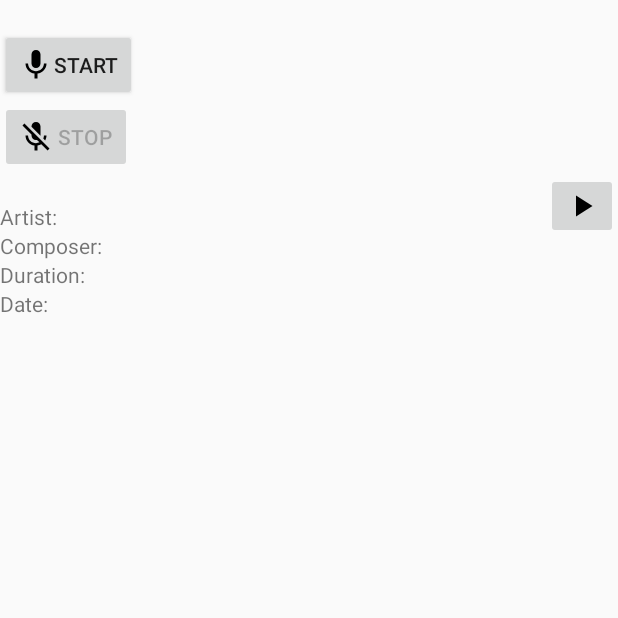
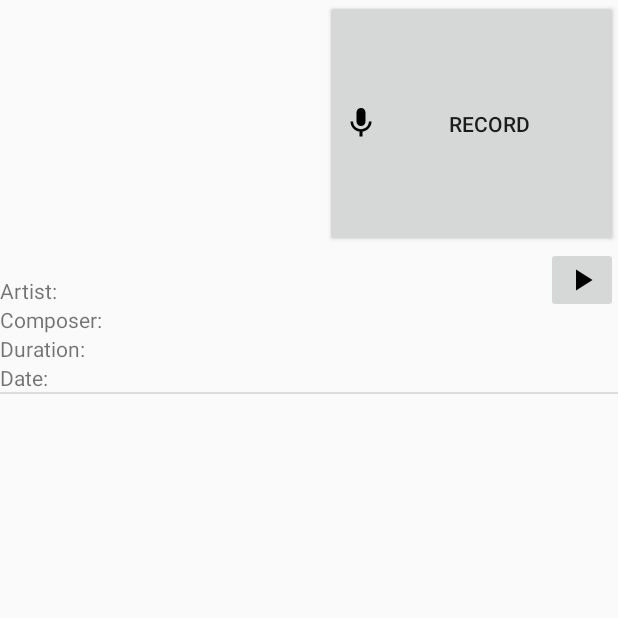
Before and after one commit to rootmos/audio-journal, an Android app: the screen it shows after launch (MainActivity), on a phone screen of 412 x 824 dp, the top half of it. Run offline under Robolectric (Android 15) with nearby library versions, the phone set to English and light mode, and no system bars; libraries missing offline, so code that uses them is left out: com.amazonaws.auth, com.amazonaws.regions, com.amazonaws.services, net.sourceforge.javaflacencoder; 12 statements that could not run were skipped.

Commit message:
Bigger and overlaid record/stop button

```diff
--- a/android/app/src/main/java/MainActivity.java
+++ b/android/app/src/main/java/MainActivity.java
@@ -187,7 +187,9 @@ public class MainActivity extends Activity {
         state = State.RECORDING;
         status_text.setText("Recording!");
         stop_button.setEnabled(true);
+        stop_button.setVisibility(View.VISIBLE);
         start_button.setEnabled(false);
+        start_button.setVisibility(View.GONE);
 
         Log.i(TAG, "state: recording");
     }
@@ -203,7 +205,9 @@ public class MainActivity extends Activity {
         state = State.IDLE;
         status_text.setText("Not recording");
         stop_button.setEnabled(false);
+        stop_button.setVisibility(View.GONE);
         start_button.setEnabled(true);
+        start_button.setVisibility(View.VISIBLE);
 
         Log.i(TAG, "state: recording -> idle");
     }
--- a/android/app/src/main/res/layout/activity_main.xml
+++ b/android/app/src/main/res/layout/activity_main.xml
@@ -1,33 +1,52 @@
 <?xml version="1.0" encoding="utf-8"?>
 <LinearLayout
     xmlns:android="http://schemas.android.com/apk/res/android"
+    xmlns:app="http://schemas.android.com/apk/res-auto"
+    xmlns:tools="http://schemas.android.com/tools"
     android:layout_width="match_parent"
     android:layout_height="match_parent"
     android:orientation="vertical" >
 
+    <LinearLayout
+        android:layout_width="match_parent"
+        android:layout_height="0dp"
+        android:layout_weight="20"
+        android:orientation="horizontal">
+
         <TextView
             android:id="@+id/status"
+            android:layout_width="0dp"
+            android:layout_height="wrap_content"
+            android:layout_weight="70" />
+
+        <LinearLayout
             android:layout_width="wrap_content"
-        android:layout_height="wrap_content" />
+            android:layout_height="match_parent"
+            android:layout_weight="30"
+            android:orientation="vertical">
 
             <Button
                 android:id="@+id/start"
-        android:layout_width="wrap_content"
-        android:layout_height="wrap_content"
-        android:drawableLeft="@drawable/record"
-        android:text="Start" />
+                android:layout_width="match_parent"
+                android:layout_height="match_parent"
+                android:drawableStart="@drawable/start_recording"
+                android:text="@string/start_recording" />
 
             <Button
                 android:id="@+id/stop"
-        android:layout_width="wrap_content"
-        android:layout_height="wrap_content"
-        android:text="Stop"
-        android:drawableLeft="@drawable/stop_recording"
-        android:enabled="false" />
+                android:layout_width="match_parent"
+                android:layout_height="match_parent"
+                android:drawableStart="@drawable/stop_recording"
+                android:text="@string/stop_recording"
+                android:enabled="false"
+                android:visibility="gone" />
+        </LinearLayout>
+    </LinearLayout>
 
     <ListView
         android:id="@+id/sounds"
         android:layout_width="match_parent"
-        android:layout_height="wrap_content" />
+        android:layout_height="0dp"
+        android:layout_weight="80" />
 
 </LinearLayout>
--- a/android/app/src/main/res/values/strings.xml
+++ b/android/app/src/main/res/values/strings.xml
@@ -1,8 +1,10 @@
 <resources>
+    <string name="stop_recording">Stop</string>
+    <string name="start_recording">Record</string>
     <string name="play">Play</string>
     <string name="resume">Resume</string>
+    <string name="pause">Pause</string>
     <string name="stop">Stop</string>
-    <string name="pause">Pause</string>
     <string name="upload">Upload</string>
     <string name="artist_label">Artist:</string>
     <string name="composer_label">Composer:</string>
```
Also changed, not shown: android/app/src/main/res/drawable/start_recording.xml (renamed from android/app/src/main/res/drawable/record.xml). Lines whose indentation alone changed are shown as unchanged.
